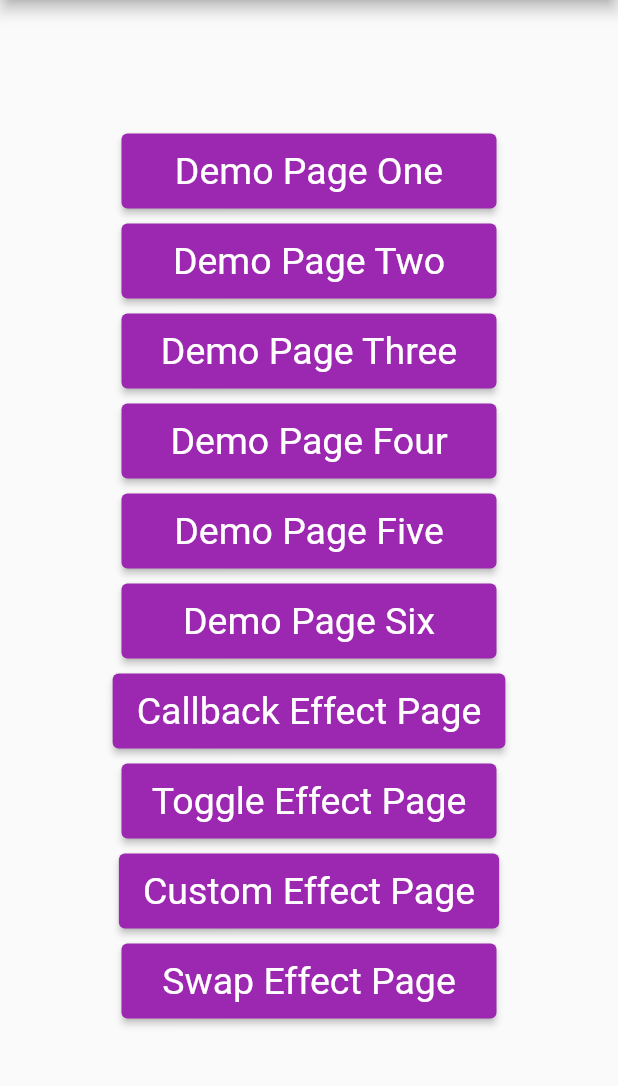
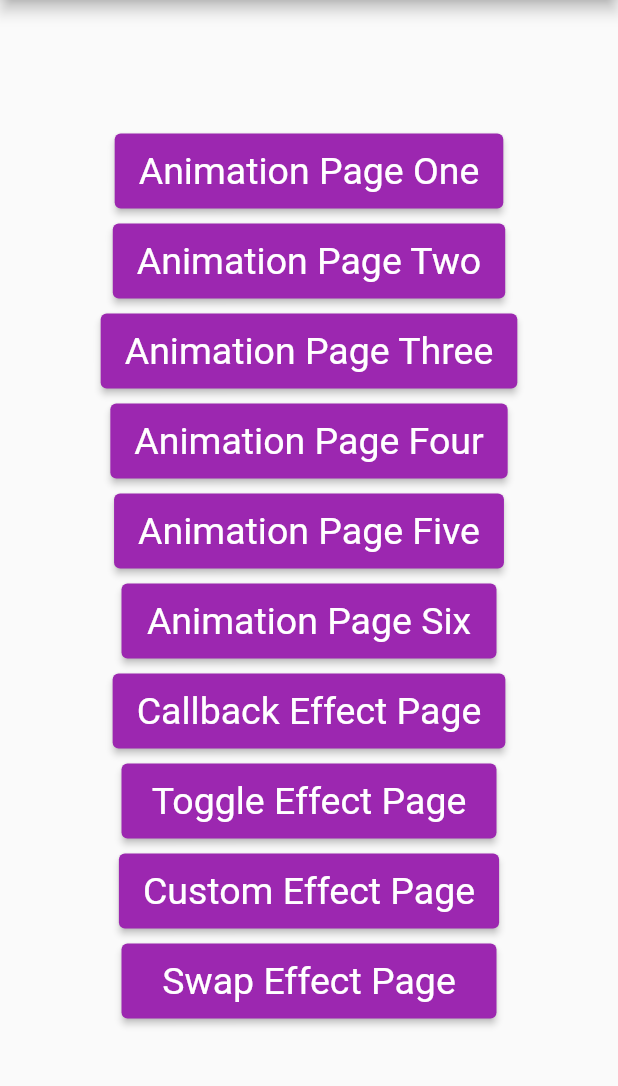
Before and after one commit to MuhammadBilalAkbar/flutter_animate_package, a Flutter app: the screen it shows after launch, on a phone screen of 412 x 824 dp, the part 84-1170 px from its top. Run offline on Flutter 3.47's test engine with Material 2 defaults, Android fonts, the phone set to English and light mode, and no system bars; our stand-ins replace flutter_animate.

Commit message:
2nd Review, use underscores for callback values which are not required

```diff
--- a/lib/pages/demo_page_four.dart
+++ b/lib/pages/animation_page_four.dart
@@ -1,8 +1,8 @@
 import 'package:flutter/material.dart';
 import 'package:flutter_animate/flutter_animate.dart';
 
-class DemoPageFour extends StatelessWidget {
-  const DemoPageFour({super.key, required this.title});
+class AnimationPageFour extends StatelessWidget {
+  const AnimationPageFour({super.key, required this.title});
 
   final String title;
 
@@ -33,7 +33,7 @@ class DemoPageFour extends StatelessWidget {
                   .tint(color: Colors.red, end: 0.6)
                   .elevation(end: 20),
               const SizedBox(height: 20),
-              const Text('Horrible Pulsing Text')
+              const Text("Horrible Pulsing Text")
                   .animate(
                       onPlay: (controller) => controller.repeat(reverse: true))
                   .fadeOut(curve: Curves.easeInOut),
--- a/lib/pages/demo_page_one.dart
+++ b/lib/pages/animation_page_one.dart
@@ -1,8 +1,8 @@
 import 'package:flutter/material.dart';
 import 'package:flutter_animate/flutter_animate.dart';
 
-class DemoPageOne extends StatelessWidget {
-  const DemoPageOne({super.key, required this.title});
+class AnimationPageOne extends StatelessWidget {
+  const AnimationPageOne({super.key, required this.title});
 
   final String title;
 
--- a/lib/pages/demo_page_six.dart
+++ b/lib/pages/animation_page_six.dart
@@ -1,8 +1,8 @@
 import 'package:flutter/material.dart';
 import 'package:flutter_animate/flutter_animate.dart';
 
-class DemoPageSix extends StatelessWidget {
-  const DemoPageSix({super.key, required this.title});
+class AnimationPageSix extends StatelessWidget {
+  const AnimationPageSix({super.key, required this.title});
 
   final String title;
 
--- a/lib/pages/demo_page_three.dart
+++ b/lib/pages/animation_page_three.dart
@@ -1,8 +1,8 @@
 import 'package:flutter/material.dart';
 import 'package:flutter_animate/flutter_animate.dart';
 
-class DemoPageThree extends StatelessWidget {
-  const DemoPageThree({super.key, required this.title});
+class AnimationPageThree extends StatelessWidget {
+  const AnimationPageThree({super.key, required this.title});
 
   final String title;
 
--- a/lib/pages/demo_page_two.dart
+++ b/lib/pages/animation_page_two.dart
@@ -1,8 +1,8 @@
 import 'package:flutter/material.dart';
 import 'package:flutter_animate/flutter_animate.dart';
 
-class DemoPageTwo extends StatelessWidget {
-  const DemoPageTwo({super.key, required this.title});
+class AnimationPageTwo extends StatelessWidget {
+  const AnimationPageTwo({super.key, required this.title});
 
   final String title;
 
--- a/lib/pages/custom_effect_page.dart
+++ b/lib/pages/custom_effect_page.dart
@@ -15,9 +15,9 @@ class CustomEffectPage extends StatelessWidget {
           child: Column(
             mainAxisAlignment: MainAxisAlignment.center,
             children: [
-              const Text('Hello World').animate().custom(
+              const Text("Hello World").animate().custom(
                     duration: 1000.ms,
-                    builder: (context, value, child) => Container(
+                    builder: (_, value, child) => Container(
                       color: Color.lerp(Colors.red, Colors.blue, value),
                       padding: const EdgeInsets.all(8),
                       child: child,
@@ -28,7 +28,7 @@ class CustomEffectPage extends StatelessWidget {
                     duration: 10.seconds,
                     begin: 10,
                     end: 0,
-                    builder: (context, value, widget) => Text(
+                    builder: (_, value, __) => Text(
                       value.round().toString(),
                     ),
                   )
--- a/lib/pages/home_page.dart
+++ b/lib/pages/home_page.dart
@@ -1,11 +1,11 @@
 import 'package:flutter/material.dart';
 
-import '/pages/demo_page_one.dart';
-import '/pages/demo_page_two.dart';
-import '/pages/demo_page_three.dart';
-import '/pages/demo_page_four.dart';
-import '/pages/demo_page_five.dart';
-import '/pages/demo_page_six.dart';
+import '/pages/animation_page_one.dart';
+import '/pages/animation_page_two.dart';
+import '/pages/animation_page_three.dart';
+import '/pages/animation_page_four.dart';
+import '/pages/animation_page_five.dart';
+import '/pages/animation_page_six.dart';
 import '/pages/callback_effect_page.dart';
 import '/pages/custom_effect_page.dart';
 import '/pages/swap_effect_page.dart';
@@ -29,60 +29,60 @@ class HomePage extends StatelessWidget {
                 onPressed: () => Navigator.of(context).push(
                   MaterialPageRoute(
                     builder: (context) =>
-                        const DemoPageOne(title: 'Demo Page One'),
+                        const AnimationPageOne(title: 'Animation Page One'),
                   ),
                 ),
-                child: const Text('Demo Page One'),
+                child: const Text('Animation Page One'),
               ),
               const SizedBox(height: 10),
               ElevatedButton(
                 onPressed: () => Navigator.of(context).push(
                   MaterialPageRoute(
                     builder: (context) =>
-                        const DemoPageTwo(title: 'Demo Page Two'),
+                        const AnimationPageTwo(title: 'Animation Page Two'),
                   ),
                 ),
-                child: const Text('Demo Page Two'),
+                child: const Text('Animation Page Two'),
               ),
               const SizedBox(height: 10),
               ElevatedButton(
                 onPressed: () => Navigator.of(context).push(
                   MaterialPageRoute(
                     builder: (context) =>
-                        const DemoPageThree(title: 'Demo Page Three'),
+                        const AnimationPageThree(title: 'Animation Page Three'),
                   ),
                 ),
-                child: const Text('Demo Page Three'),
+                child: const Text('Animation Page Three'),
               ),
               const SizedBox(height: 10),
               ElevatedButton(
                 onPressed: () => Navigator.of(context).push(
                   MaterialPageRoute(
                     builder: (context) =>
-                        const DemoPageFour(title: 'Demo Page Four'),
+                        const AnimationPageFour(title: 'Animation Page Four'),
                   ),
                 ),
-                child: const Text('Demo Page Four'),
+                child: const Text('Animation Page Four'),
               ),
               const SizedBox(height: 10),
               ElevatedButton(
                 onPressed: () => Navigator.of(context).push(
                   MaterialPageRoute(
                     builder: (context) =>
-                        const DemoPageFive(title: 'Demo Page Five'),
+                        const AnimationPageFive(title: 'Animation Page Five'),
                   ),
                 ),
-                child: const Text('Demo Page Five'),
+                child: const Text('Animation Page Five'),
               ),
               const SizedBox(height: 10),
               ElevatedButton(
                 onPressed: () => Navigator.of(context).push(
                   MaterialPageRoute(
                     builder: (context) =>
-                        const DemoPageSix(title: 'Demo Page Six'),
+                        const AnimationPageSix(title: 'Animation Page Six'),
                   ),
                 ),
-                child: const Text('Demo Page Six'),
+                child: const Text('Animation Page Six'),
               ),
               const SizedBox(height: 10),
               ElevatedButton(
--- a/lib/pages/swap_effect_page.dart
+++ b/lib/pages/swap_effect_page.dart
@@ -12,9 +12,9 @@ class SwapEffectPage extends StatelessWidget {
           title: Text(title),
         ),
         body: Center(
-          child: const Text('Before').animate().swap(
+          child: const Text("Before").animate().swap(
                 duration: 900.ms,
-                builder: (context, widget) => const Text('After'),
+                builder: (_, __) => const Text("After"),
               ),
         ),
       );
--- a/lib/pages/toggle_effect_page.dart
+++ b/lib/pages/toggle_effect_page.dart
@@ -14,8 +14,7 @@ class ToggleEffectPage extends StatelessWidget {
         body: Center(
           child: Animate().toggle(
             duration: 5.seconds,
-            builder: (context, value, widget) =>
-                Text(value ? 'Before' : 'After'),
+            builder: (_, value, __) => Text(value ? "Before" : "After"),
           ),
         ),
       );
```
Also changed, not shown: lib/pages/animation_page_five.dart (renamed from lib/pages/demo_page_five.dart, +4 -4 lines), lib/pages/callback_effect_page.dart (+4 -4 lines), 1 other file.
